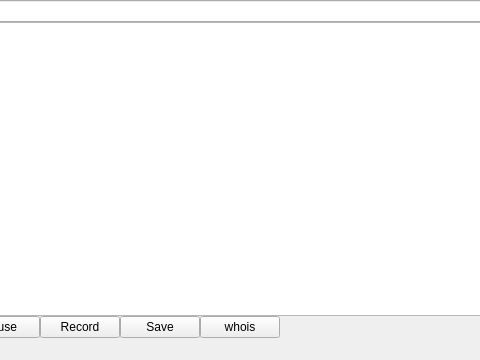
Old version of the form mainwindow.ui in the repository chipmunk-sm/tcpview; both pictures show x 127 to 607 and y 0 to 360 of the 800 by 360 pixel window.
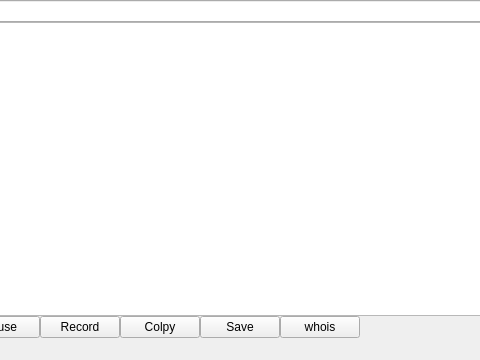
New version of the form.

Commit message: add button "Copy to Clipboard"

Diff of the .ui file:
```diff
--- a/mainwindow.ui
+++ b/mainwindow.ui
@@ -80,7 +80,7 @@
        <property name="spacing">
         <number>0</number>
        </property>
-       <item row="0" column="4" colspan="3">
+       <item row="0" column="5" colspan="3">
         <widget class="QPushButton" name="pushButton_whois">
          <property name="sizePolicy">
           <sizepolicy hsizetype="Fixed" vsizetype="Fixed">
@@ -112,7 +112,7 @@
          </property>
         </widget>
        </item>
-       <item row="0" column="3">
+       <item row="0" column="4">
         <widget class="QPushButton" name="pushButton_SaveToFile">
          <property name="sizePolicy">
           <sizepolicy hsizetype="Fixed" vsizetype="Fixed">
@@ -163,6 +163,22 @@
          </property>
         </widget>
        </item>
+       <item row="0" column="3">
+        <widget class="QPushButton" name="pushButton_copyToClipboard">
+         <property name="sizePolicy">
+          <sizepolicy hsizetype="Fixed" vsizetype="Fixed">
+           <horstretch>0</horstretch>
+           <verstretch>0</verstretch>
+          </sizepolicy>
+         </property>
+         <property name="toolTip">
+          <string>Copy to Clipboard</string>
+         </property>
+         <property name="text">
+          <string>Colpy</string>
+         </property>
+        </widget>
+       </item>
       </layout>
      </widget>
     </item>
```
The commit also changes 2 other files.
